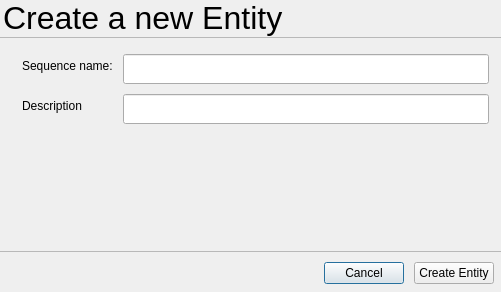
shotgunsoftware/tk-multi-importcut, file resources/create_entity_dialog.ui: the form before one commit.
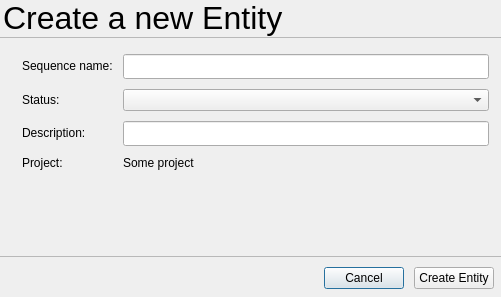
The form after the commit.

Commit message: For #35626, added status field and project label.

Patch:
```diff
--- a/resources/create_entity_dialog.ui
+++ b/resources/create_entity_dialog.ui
@@ -7,7 +7,7 @@
     <x>0</x>
     <y>0</y>
     <width>501</width>
-    <height>292</height>
+    <height>297</height>
    </rect>
   </property>
   <property name="windowTitle">
@@ -101,7 +101,7 @@
        <property name="minimumSize">
         <size>
          <width>320</width>
-         <height>30</height>
+         <height>25</height>
         </size>
        </property>
        <property name="frame">
@@ -109,23 +109,47 @@
        </property>
       </widget>
      </item>
-     <item row="1" column="0">
+     <item row="2" column="0">
       <widget class="QLabel" name="description_label">
        <property name="text">
-        <string>Description</string>
+        <string>Description:</string>
        </property>
       </widget>
      </item>
-     <item row="1" column="1">
+     <item row="2" column="1">
       <widget class="QLineEdit" name="description_line_edit">
        <property name="minimumSize">
         <size>
          <width>320</width>
-         <height>30</height>
+         <height>25</height>
         </size>
        </property>
       </widget>
      </item>
+     <item row="1" column="1">
+      <widget class="QComboBox" name="status_combo_box"/>
+     </item>
+     <item row="1" column="0">
+      <widget class="QLabel" name="status_label">
+       <property name="text">
+        <string>Status:</string>
+       </property>
+      </widget>
+     </item>
+     <item row="3" column="0">
+      <widget class="QLabel" name="project_label">
+       <property name="text">
+        <string>Project:</string>
+       </property>
+      </widget>
+     </item>
+     <item row="3" column="1">
+      <widget class="QLabel" name="project_name_label">
+       <property name="text">
+        <string>Some project</string>
+       </property>
+      </widget>
+     </item>
     </layout>
    </item>
    <item>
```
The commit also changes 4 other files.
